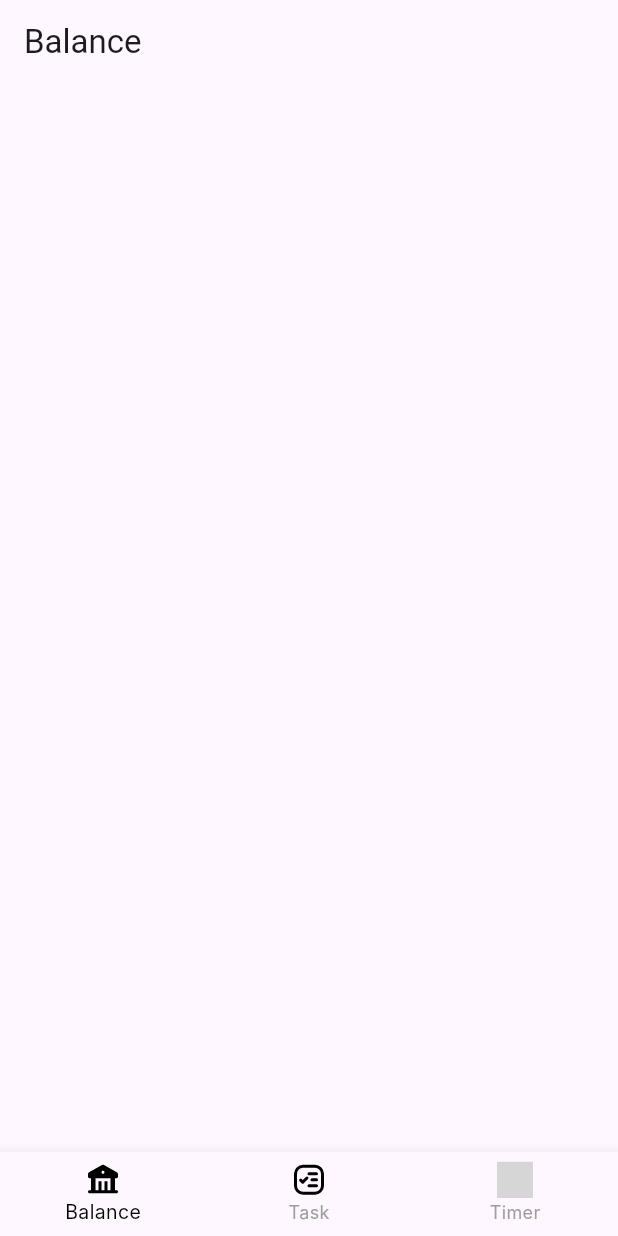
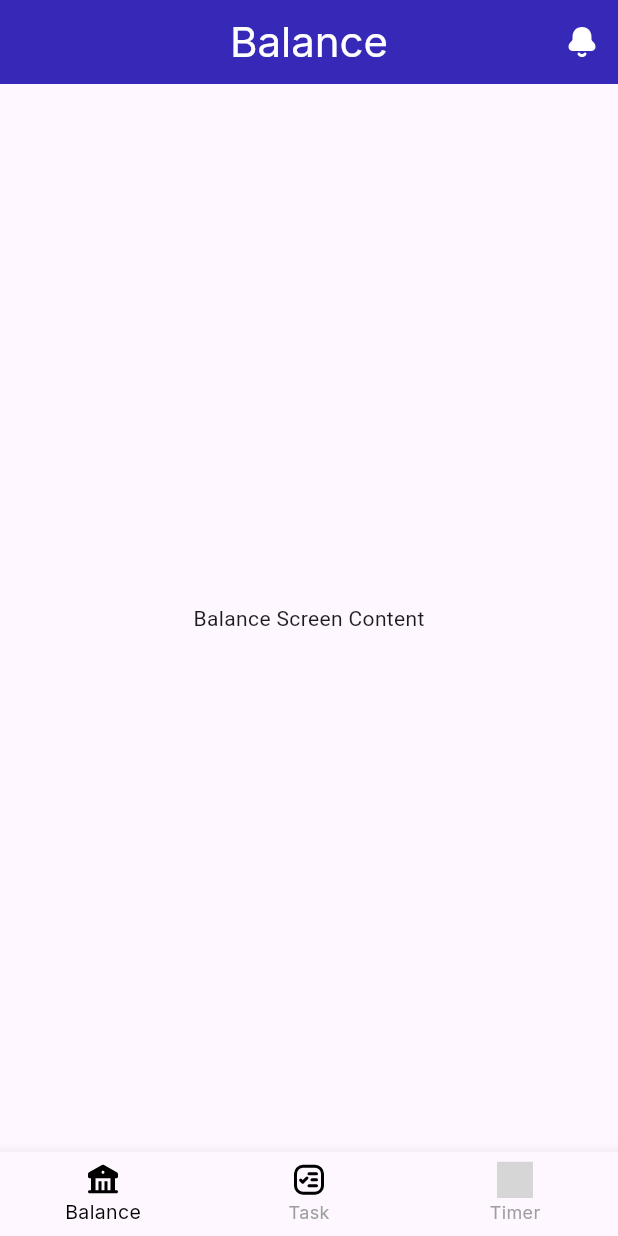
Before and after one commit to rinkimhong4/BalanceApp, a Flutter app: the screen it shows after launch, on a phone screen of 412 x 824 dp. Run offline on Flutter 3.47's test engine with Material 3 defaults, Android fonts, the phone set to English and light mode, and no system bars; our stand-ins replace flutter_svg, google_fonts; grey boxes are pictures that could not be loaded.

Commit message:
first commit pages 4/01/2025

```diff
--- a/lib/pages/balance.dart
+++ b/lib/pages/balance.dart
@@ -1,4 +1,6 @@
 import 'package:flutter/material.dart';
+import 'package:flutter_svg/svg.dart';
+import 'package:google_fonts/google_fonts.dart';
 
 class BalanceScreen extends StatefulWidget {
   const BalanceScreen({super.key});
@@ -10,6 +12,30 @@ class BalanceScreen extends StatefulWidget {
 class _BalanceScreenState extends State<BalanceScreen> {
   @override
   Widget build(BuildContext context) {
-    return Scaffold(appBar: AppBar(title: Text('Balance')));
+    return Scaffold(
+      appBar: _appBar,
+      body: const Center(child: Text('Balance Screen Content')),
+    );
   }
+
+  Color primaryColor = Color(0xFF3629B7);
+
+  get _appBar => AppBar(
+    title: Text(
+      'Balance',
+      style: GoogleFonts.inter(
+        fontSize: 28,
+        fontWeight: FontWeight.w400,
+        color: Colors.white,
+      ),
+    ),
+    centerTitle: true,
+    backgroundColor: primaryColor,
+    actions: [
+      IconButton(
+        onPressed: () {},
+        icon: SvgPicture.asset('assets/Bell.svg', width: 24, height: 24),
+      ),
+    ],
+  );
 }
--- a/lib/pages/task.dart
+++ b/lib/pages/task.dart
@@ -1,10 +1,33 @@
 import 'package:flutter/material.dart';
+import 'package:flutter_svg/svg.dart';
+import 'package:google_fonts/google_fonts.dart';
 
 class TaskScreen extends StatelessWidget {
   const TaskScreen({super.key});
 
   @override
   Widget build(BuildContext context) {
-    return Scaffold(appBar: AppBar(title: Text('Tasks')));
+    return Scaffold(appBar: _appBar);
   }
 }
+
+Color primaryColor = Color(0xFF3629B7);
+
+get _appBar => AppBar(
+  title: Text(
+    'Tasks',
+    style: GoogleFonts.inter(
+      fontSize: 28,
+      fontWeight: FontWeight.w400,
+      color: Colors.white,
+    ),
+  ),
+  centerTitle: true,
+  backgroundColor: primaryColor,
+  actions: [
+    IconButton(
+      onPressed: () {},
+      icon: SvgPicture.asset('assets/Bell.svg', width: 24, height: 24),
+    ),
+  ],
+);
--- a/lib/pages/timer.dart
+++ b/lib/pages/timer.dart
@@ -1,10 +1,34 @@
 import 'package:flutter/material.dart';
+import 'package:flutter_svg/svg.dart';
+import 'package:google_fonts/google_fonts.dart';
 
 class TimerScreen extends StatelessWidget {
   const TimerScreen({super.key});
 
   @override
   Widget build(BuildContext context) {
-    return Scaffold(appBar: AppBar(title: Text('Timer')));
+    return Scaffold(appBar: _appBar);
   }
 }
+
+Color primaryColor = Color(0xFF3629B7);
+
+get _appBar => AppBar(
+  title: Text(
+    'Timer',
+
+    style: GoogleFonts.inter(
+      fontSize: 28,
+      fontWeight: FontWeight.w400,
+      color: Colors.white,
+    ),
+  ),
+  centerTitle: true,
+  backgroundColor: primaryColor,
+  actions: [
+    IconButton(
+      onPressed: () {},
+      icon: SvgPicture.asset('assets/Bell.svg', width: 24, height: 24),
+    ),
+  ],
+);
--- a/lib/screen/home.dart
+++ b/lib/screen/home.dart
@@ -29,7 +29,7 @@ class _HomeState extends State<Home> {
     );
   }
 
-  Widget get _buildBottomNavigationBar => BottomNavigationBar(
+  get _buildBottomNavigationBar => BottomNavigationBar(
     items: [
       BottomNavigationBarItem(
         icon: SvgPicture.asset(
--- a/pubspec.yaml
+++ b/pubspec.yaml
@@ -32,8 +32,4 @@ flutter:
     - assets/bank-2.svg
     - assets/timer-1.svg
     - assets/timer-2.svg
-
-font:
-  - family: "Inter"
-    fonts:
-      - asset: Inter-VariableFont_opsz,wght.ttf
+    - assets/Bell.svg
```
Also changed, not shown: assets/Bell.svg (added), font/Inter_24pt-Bold.ttf (added), 1 other file.
